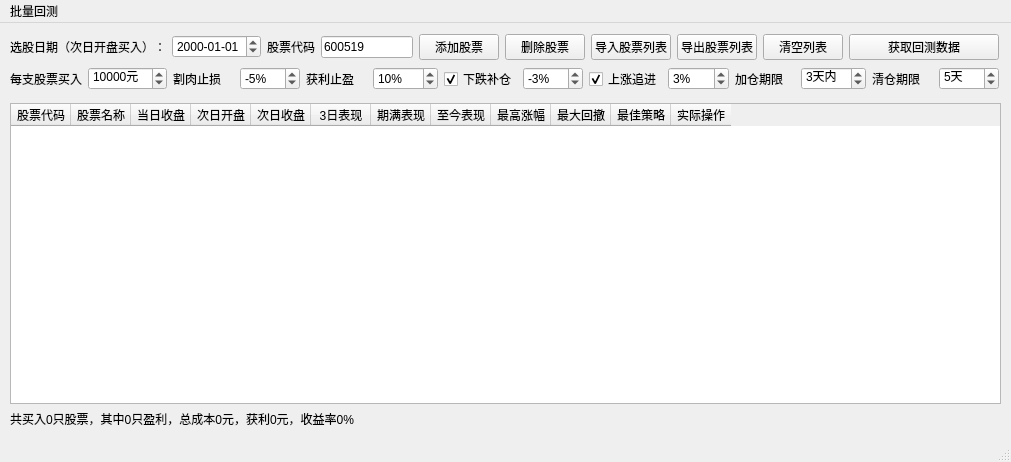
Before: the Qt Designer form QtDesign/SelectedPerformance.ui in victor647/QuantumStockTrade, drawn with Qt 5.
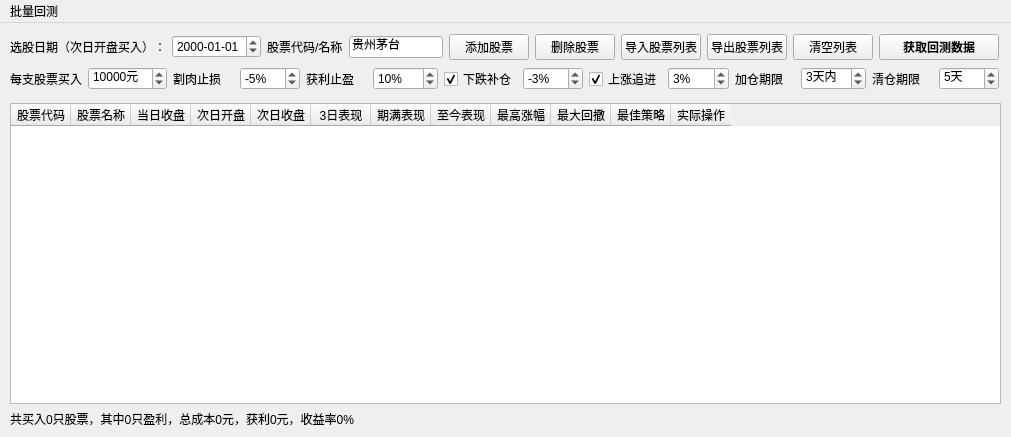
After: the same form once the commit is applied.

What changed in the file:
```diff
--- a/QtDesign/SelectedPerformance.ui
+++ b/QtDesign/SelectedPerformance.ui
@@ -7,7 +7,7 @@
     <x>0</x>
     <y>0</y>
     <width>1011</width>
-    <height>462</height>
+    <height>437</height>
    </rect>
   </property>
   <property name="windowTitle">
@@ -154,19 +154,13 @@
        </item>
        <item>
         <widget class="QLabel" name="lblNewStockCode">
-         <property name="maximumSize">
-          <size>
-           <width>60</width>
-           <height>16777215</height>
-          </size>
-         </property>
          <property name="font">
           <font>
            <family>Microsoft YaHei UI</family>
           </font>
          </property>
          <property name="text">
-          <string>股票代码</string>
+          <string>股票代码/名称</string>
          </property>
         </widget>
        </item>
@@ -184,7 +178,7 @@
           </font>
          </property>
          <property name="text">
-          <string>600519</string>
+          <string>贵州茅台</string>
          </property>
          <property name="maxLength">
           <number>6</number>
@@ -260,7 +254,7 @@
         <widget class="QPushButton" name="btnStartCalculation">
          <property name="minimumSize">
           <size>
-           <width>150</width>
+           <width>120</width>
            <height>0</height>
           </size>
          </property>
@@ -268,6 +262,8 @@
           <font>
            <family>Microsoft YaHei UI</family>
            <pointsize>9</pointsize>
+           <weight>75</weight>
+           <bold>true</bold>
           </font>
          </property>
          <property name="text">
@@ -552,7 +548,6 @@
    </widget>
    <addaction name="menu"/>
   </widget>
-  <widget class="QStatusBar" name="statusbar"/>
   <action name="actHoldersStatus">
    <property name="text">
     <string>十大流通股东</string>
```
Left out of the diff: 59 changed lines with no effect on the pictures.
